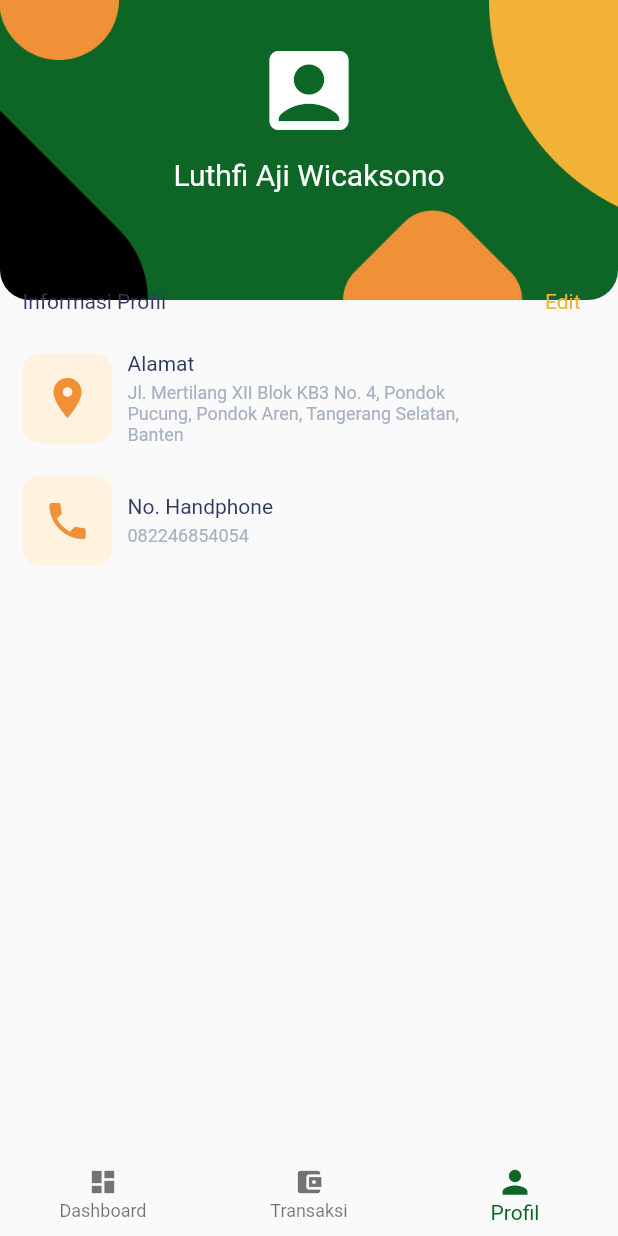
After one commit to luthfiajiw/bankboo, a Flutter app: the HomeScreen screen opened by its route, item 3 of the bottom bar chosen, on a phone screen of 412 x 824 dp. The commit adds this screen. Run offline on Flutter 3.47's test engine with Material 2 defaults, Android fonts, the phone set to English and light mode, and no system bars.

Commit message:
profile view

```diff
--- /dev/null
+++ b/lib/pages/profile/profile_view.dart
@@ -0,0 +1,89 @@
+import 'package:bankboo/shared/palette.dart';
+import 'package:bankboo/shared/widgets/profile_tile.dart';
+import 'package:flutter/cupertino.dart';
+import 'package:flutter/material.dart';
+
+class ProfileView extends StatefulWidget {
+  @override
+  _ProfileViewState createState() => _ProfileViewState();
+}
+
+class _ProfileViewState extends State<ProfileView> {
+  @override
+  Widget build(BuildContext context) {
+    return Stack(
+      children: <Widget>[
+        Container(
+          height: 200,
+          decoration: BoxDecoration(
+            borderRadius: BorderRadius.only(bottomLeft: Radius.circular(20), bottomRight: Radius.circular(20)),
+            image: DecorationImage(
+              image: AssetImage('lib/assets/bg-dashboard.png',),
+              fit: BoxFit.cover
+            )
+          ),
+        ),
+
+        SafeArea(
+          child: Column(
+            crossAxisAlignment: CrossAxisAlignment.center,
+            children: <Widget>[
+              Container(
+                alignment: Alignment.bottomCenter,
+                margin: EdgeInsets.only(top: 25.0),
+                width: MediaQuery.of(context).size.width * .5,
+                child: Column(
+                  crossAxisAlignment: CrossAxisAlignment.center,
+                  children: <Widget>[
+                    Icon(Icons.account_box, size: 70, color: Colors.white,),
+                    Padding(
+                      padding: const EdgeInsets.only(top: 10.0),
+                      child: Text("Luthfi Aji Wicaksono", style: TextStyle(color: Colors.white, fontSize: 20.0), textAlign: TextAlign.center,),
+                    )
+                  ],
+                ),
+              ),
+              Container(
+                margin: EdgeInsets.fromLTRB(15, 65, 25, 25),
+                child: Column(
+                  children: <Widget>[
+                    Row(
+                      mainAxisAlignment: MainAxisAlignment.spaceBetween,
+                      children: <Widget>[
+                        Text("Informasi Profil", style: TextStyle(color: Palette.textBlack,),),
+                        InkWell(
+                          onTap: () {},
+                          splashColor: Colors.grey[100],
+                          child: Text("Edit", style: TextStyle(color: Palette.tertiary),)
+                        ),
+                      ],
+                    )
+                  ],
+                ),
+              ),
+              Container(
+                alignment: Alignment.centerLeft,
+                margin: EdgeInsets.symmetric(horizontal: 15),
+                child: Column(
+                  children: <Widget>[
+                    ProfileTile(
+                      leading: Icons.location_on,
+                      title: "Alamat",
+                      content: "Jl. Mertilang XII Blok KB3 No. 4, Pondok Pucung, Pondok Aren, Tangerang Selatan, Banten",
+                    ),
+                    SizedBox(height: 20,),
+                    ProfileTile(
+                      leading: Icons.phone,
+                      title: "No. Handphone",
+                      content: "082246854054",
+                    )
+                  ],
+                ),
+              )
+            ],
+          ),
+        )
+      ],
+    );
+  }
+}
--- a/lib/pages/transaction/transaction_view.dart
+++ b/lib/pages/transaction/transaction_view.dart
@@ -33,7 +33,7 @@ class _TransactionViewState extends State<TransactionView> {
             child: Column(
               children: <Widget>[
                 Container(
-                  alignment: Alignment.centerLeft,
+                  alignment: Alignment.center,
                   margin: EdgeInsets.fromLTRB(15.0, 20, 15, 0),
                   child: Text("Transaksi", style: TextStyle(color: Colors.white, fontSize: 20, fontWeight: FontWeight.w600)),
                 ),
@@ -92,13 +92,6 @@ class _TransactionViewState extends State<TransactionView> {
           )
         ],
       ),
-      floatingActionButton: FloatingActionButton(
-        onPressed: (){},
-        child: Icon(Icons.add),
-        elevation: 3.0,
-        backgroundColor: Palette.tertiary,
-        highlightElevation: 4.0,
-      ),
     );
   }
 }
--- a/lib/screens/home_screen.dart
+++ b/lib/screens/home_screen.dart
@@ -1,4 +1,5 @@
 import 'package:bankboo/pages/dashboard/dashboard_view.dart';
+import 'package:bankboo/pages/profile/profile_view.dart';
 import 'package:bankboo/pages/transaction/transaction_view.dart';
 import 'package:bankboo/shared/palette.dart';
 import 'package:flutter/cupertino.dart';
@@ -16,7 +17,7 @@ class _HomeScreenState extends State<HomeScreen> {
   List<Widget> _pages = [
     DashboardView(),
     TransactionView(),
-    DashboardView(),
+    ProfileView(),
   ];
 
   @override
--- a/lib/shared/palette.dart
+++ b/lib/shared/palette.dart
@@ -10,4 +10,6 @@ class Palette {
   static Color textBlack = Color(0xFF303960);
   static Color textHint = Color(0xFFA5B1C2);
   static Color borderDefault = Color(0xFFE7E8EB);
+
+  static Color statusSecondary = Color(0xFFfff3e0);
 }
--- /dev/null
+++ b/lib/shared/widgets/profile_tile.dart
@@ -0,0 +1,43 @@
+import 'package:bankboo/shared/palette.dart';
+import 'package:flutter/cupertino.dart';
+import 'package:flutter/material.dart';
+
+class ProfileTile extends StatelessWidget {
+  final IconData leading;
+  final String title;
+  final String content;
+
+  const ProfileTile({Key key, this.leading, this.title, this.content}) : super(key: key);
+
+  @override
+  Widget build(BuildContext context) {
+    return Row(
+      crossAxisAlignment: CrossAxisAlignment.center,
+      children: <Widget>[
+        Container(
+          margin: EdgeInsets.only(right: 10),
+          decoration: BoxDecoration(
+            borderRadius: BorderRadius.circular(12),
+            color: Palette.statusSecondary
+          ),
+          height: 60,
+          width: 60,
+          child: Icon(leading, color: Palette.secondary, size: 32,),
+        ),
+        Column(
+          crossAxisAlignment: CrossAxisAlignment.start,
+          children: <Widget>[
+            Padding(
+              padding: const EdgeInsets.only(bottom: 5.0),
+              child: Text(title, style: TextStyle(color: Palette.textBlack),),
+            ),
+            Container(
+              width: MediaQuery.of(context).size.width * .6,
+              child: Text(content, style: TextStyle(fontSize: 12, color: Palette.textHint),)
+            )
+          ],
+        )
+      ],
+    );
+  }
+}
```
